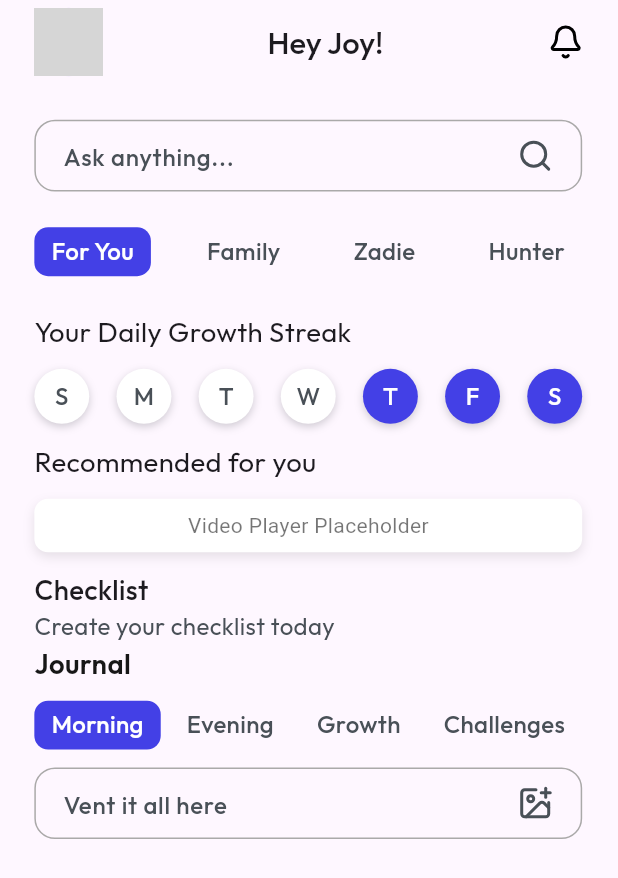
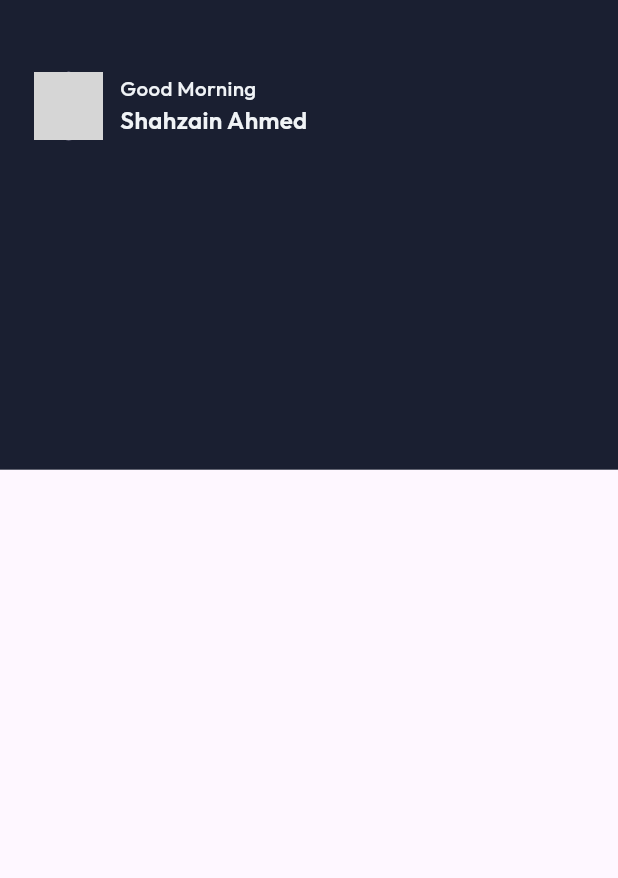
Before and after one commit to ShahzainAhmed/FlightBookingApp-UI, a Flutter app: the screen it shows after launch, on a phone screen of 412 x 824 dp. Shown: the top 878 px of the screen. Run offline on Flutter 3.47's test engine with Material 3 defaults, Android fonts, the phone set to English and light mode, and no system bars; our stand-ins replace flutter_screenutil, flutter_svg, get, google_fonts; grey boxes are pictures that could not be loaded.

Commit message:
Redesigned home screen

```diff
--- a/lib/main.dart
+++ b/lib/main.dart
@@ -21,7 +21,7 @@ class MyApp extends StatelessWidget {
         title: 'Flutter Demo',
         getPages: AppPages.allPages,
         // theme: Themes.primaryTheme,
-        initialRoute: AppRoutes.welcomeViewScreen,
+        initialRoute: AppRoutes.homeScreen,
         // initialRoute: AppRoutes.signupScreen,
       ),
     );
--- a/lib/modules/home/home_screen.dart
+++ b/lib/modules/home/home_screen.dart
@@ -1,14 +1,9 @@
-import 'package:flight_booking/modules/home/components/search_bar_widget.dart';
-import 'package:flight_booking/modules/home/components/selectable_tabs_widget.dart';
-import 'package:flight_booking/modules/home/components/streak_count_widget.dart';
 import 'package:flight_booking/resources/app_assets.dart';
-import 'package:flight_booking/routes/app_routes.dart';
+import 'package:flight_booking/resources/app_colors.dart';
+import 'package:flight_booking/resources/app_typography.dart';
 import 'package:flutter/material.dart';
 import 'package:flutter_screenutil/flutter_screenutil.dart';
-import 'package:flutter_svg/svg.dart';
 import 'package:get/get.dart';
-import 'package:flight_booking/resources/app_colors.dart';
-import 'package:flight_booking/resources/app_typography.dart';
 
 class HomeScreen extends StatelessWidget {
   const HomeScreen({super.key});
@@ -16,114 +11,46 @@ class HomeScreen extends StatelessWidget {
   @override
   Widget build(BuildContext context) {
     return Scaffold(
-      appBar: AppBar(
-        titleSpacing: 20.w,
-        automaticallyImplyLeading: false,
-        title: Row(
-          mainAxisAlignment: MainAxisAlignment.spaceBetween,
+      body: Column(
         children: [
-            GestureDetector(
-              onTap: () => Get.toNamed(AppRoutes.profileScreen),
-              child: CircleAvatar(
+          Container(
+            height: Get.height * 0.38,
+            width: Get.width,
+            color: AppColors.kPrimaryColor,
+            child: Padding(
+              padding: EdgeInsets.symmetric(horizontal: 20.w, vertical: 40.h),
+              child: Column(
+                crossAxisAlignment: CrossAxisAlignment.start,
+                children: [
+                  Row(
+                    children: [
+                      CircleAvatar(
+                        radius: 20.r,
                         foregroundImage: AssetImage(AppAssets.kProfileAvatar),
-                radius: 20.r,
                       ),
+                      SizedBox(width: 10.w),
+                      Column(
+                        crossAxisAlignment: CrossAxisAlignment.start,
+                        children: [
+                          Text(
+                            "Good Morning",
+                            style: AppTypography.kMedium12
+                                .copyWith(color: AppColors.kLightGreyColor),
                           ),
-            Text("Hey Joy!", style: AppTypography.kMedium18),
-            SvgPicture.string(AppAssets.notificationIcon),
+                          Text(
+                            "Shahzain Ahmed",
+                            style: AppTypography.kBold14
+                                .copyWith(color: AppColors.kLightGreyColor),
+                          ),
+                        ],
+                      ),
+                    ],
+                  ),
                 ],
               ),
             ),
-      body: Padding(
-        padding: EdgeInsets.only(left: 20.w, right: 20.h, top: 20.h),
-        child: SingleChildScrollView(
-          child: Column(
-            crossAxisAlignment: CrossAxisAlignment.start,
-            children: [
-              SearchBarWidget(
-                title: "Ask anything...",
-                svgIcon: AppAssets.searchIcon,
-                onTap: () => Get.toNamed(AppRoutes.chatScreen),
-              ),
-              SizedBox(height: 20.h),
-              SelectableTabsWidget(
-                tabs: ["For You", "Family", "Zadie", "Hunter"],
-                onSelected: (selectedTab) {
-                  debugPrint("Selected: $selectedTab");
-                },
-              ),
-              SizedBox(height: 20.h),
-              Text(
-                "Your Daily Growth Streak",
-                style: AppTypography.kLight16,
-              ),
-              SizedBox(height: 10.h),
-              StreakCountWidget(),
-              SizedBox(height: 10.h),
-              Text("Recommended for you", style: AppTypography.kLight16),
-              SizedBox(height: 10.h),
-              GestureDetector(
-                onTap: () => Get.toNamed(AppRoutes.formScreen),
-                child: Container(
-                  height: 30.h,
-                  width: Get.width,
-                  decoration: BoxDecoration(
-                    color: Colors.transparent, // transparent background
-                    boxShadow: [
-                      BoxShadow(
-                        color: Colors.black.withOpacity(0.1),
-                        blurRadius: 6,
-                        offset: Offset(0, 3),
-                      ),
+          )
         ],
-                    borderRadius: BorderRadius.circular(8.r),
-                  ),
-                  child: Container(
-                    decoration: BoxDecoration(
-                      color: AppColors.kWhiteColor, // inner subtle color
-                      borderRadius: BorderRadius.circular(8.r),
-                    ),
-                    child: Center(
-                      child: Text(
-                        "Video Player Placeholder",
-                        style: TextStyle(color: Colors.black54),
-                      ),
-                    ),
-                  ),
-                ),
-              ),
-              SizedBox(height: 10.h),
-              Text(
-                "Checklist",
-                style: AppTypography.kMedium16,
-              ),
-              Text(
-                "Create your checklist today",
-                style: AppTypography.kLight14
-                    .copyWith(color: AppColors.kDarkGreyColor),
-              ),
-              Text(
-                "Journal",
-                style: AppTypography.kBold16
-                    .copyWith(color: AppColors.kBlackColor),
-              ),
-              SizedBox(height: 10.h),
-              SelectableTabsWidget(
-                tabs: ["Morning", "Evening", "Growth", "Challenges"],
-                onSelected: (selectedTab) {
-                  debugPrint("Selected: $selectedTab");
-                },
-              ),
-              SizedBox(height: 10.h),
-              SearchBarWidget(
-                title: "Vent it all here",
-                svgIcon: AppAssets.photosAddIcon,
-                onTap: () {},
-              ),
-              SizedBox(height: 50.h),
-            ],
-          ),
-        ),
       ),
     );
   }
--- a/lib/resources/app_colors.dart
+++ b/lib/resources/app_colors.dart
@@ -7,7 +7,7 @@ class AppColors {
   // static const Color kBackgroundColor = Color(0xfff8f7fb);
   static const Color kGreyColor = Color(0xff363841);
   static const Color kOnboardingColor = Color(0xff181714);
-  static const Color kPrimaryColor = Color(0xff4340e6);
+  static const Color kPrimaryColor = Color(0xff1a1f31);
   static const Color kDarkGreyColor = Color(0xff495057);
   static const Color kSilverColor = Color(0xffefefef);
   static const Color kBlueColor = Color(0xff1320a7);
@@ -22,4 +22,5 @@ class AppColors {
   static const Color kLightGreenColor = Color(0xffcbf0ea);
   static const Color kRedColor = Colors.red;
 
+
 }
```
Also changed, not shown: assets/profile.jpeg (added), 30 other files. Lines whose indentation alone changed are shown as unchanged.
